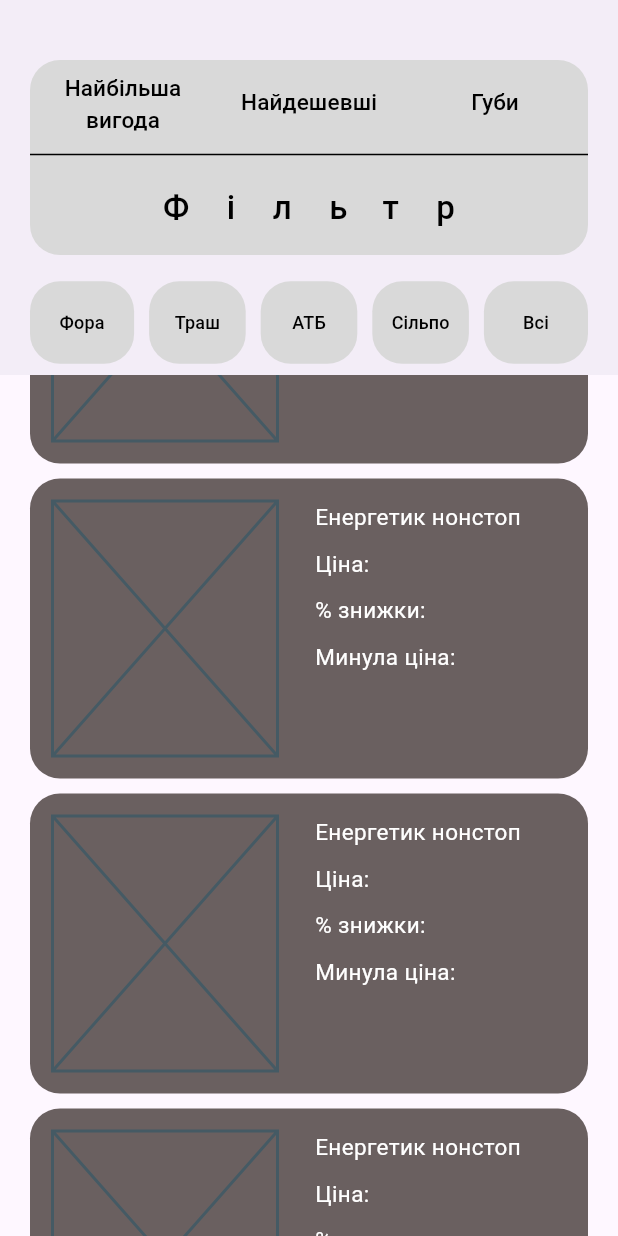
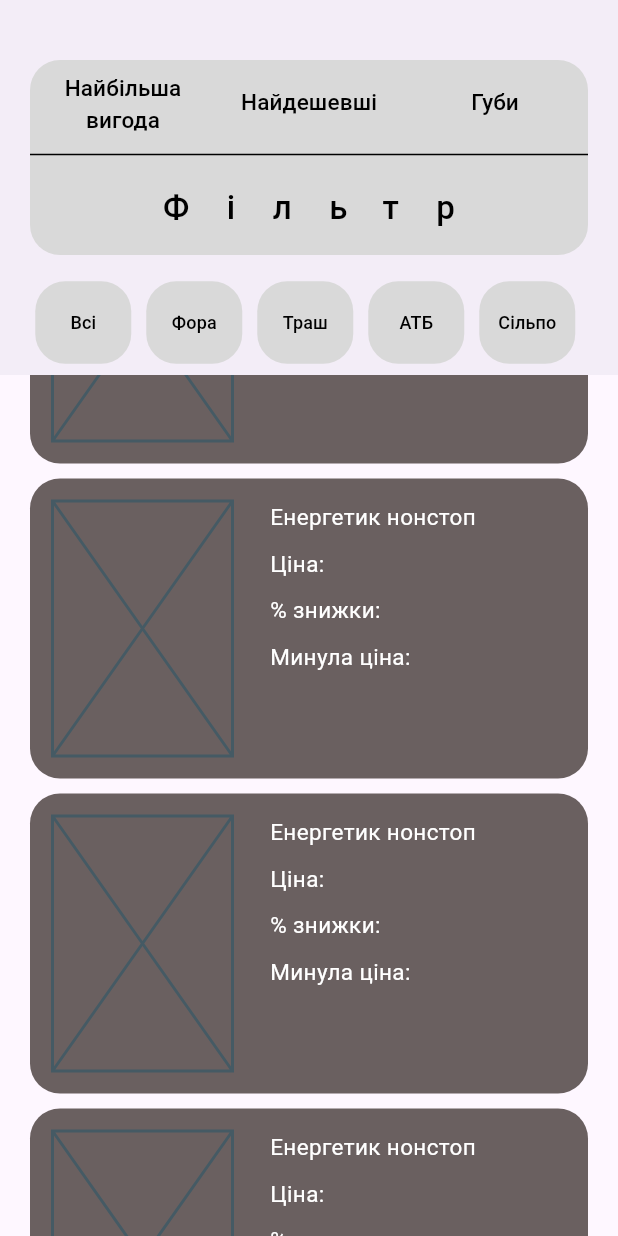
Before and after one commit to ReGeNss/markerplace_sales_monitor, a Flutter app: the screen it shows after launch, scrolled down 576 dp, on a phone screen of 412 x 824 dp. Run offline on Flutter 3.47's test engine with Material 3 defaults, Android fonts, the phone set to English and light mode, and no system bars.

Commit message:
ui corrections

```diff
--- a/lib/widgets/main_screen.dart
+++ b/lib/widgets/main_screen.dart
@@ -10,7 +10,8 @@ BoxDecoration defaultDecoration = BoxDecoration(
 );
 ButtonStyle buttonStyle = ButtonStyle(
   overlayColor: WidgetStatePropertyAll<Color>(Color.fromRGBO(106, 96, 96, 0.5),),
-  fixedSize: WidgetStatePropertyAll<Size>(Size.fromHeight(55)),
+  fixedSize: WidgetStatePropertyAll<Size>(Size.fromHeight(55),),
+  shape: WidgetStatePropertyAll( RoundedRectangleBorder(borderRadius: BorderRadius.circular(20),),),
 );
 
 
@@ -51,7 +52,7 @@ class MainScreen extends StatelessWidget {
                       SizedBox(
                         height: 10,
                       ),
-                      MarkerplaceSelectorWidget(),
+                      MarketplaceSelectorWidget(),
                     ],
                   ))),
         ),
@@ -96,7 +97,7 @@ class ProductCardWidget extends StatelessWidget {
       children: [
         Padding(
           padding: EdgeInsets.all(15.0),
-          child: Placeholder(fallbackWidth: 150,),
+          child: Placeholder(fallbackWidth: 120,),
         ),
         SizedBox(
           width: 10,
@@ -119,33 +120,36 @@ class ProductCardWidget extends StatelessWidget {
   }
 }
 
-class MarkerplaceSelectorWidget extends StatelessWidget {
-  const MarkerplaceSelectorWidget({
+class MarketplaceSelectorWidget extends StatelessWidget {
+  const MarketplaceSelectorWidget({
     super.key,
   });
 
   @override
   Widget build(BuildContext context) {
-    return SizedBox(
-      height: 70,
-      child: Row(
-        children: [
-          Expanded(
-            child: Container(
+    return SingleChildScrollView(
+      scrollDirection: Axis.horizontal,
+      child: SizedBox(
+        height: 70,
+        child: Row(
+
+          children: [
+            Container(
+              decoration: defaultDecoration,
+                margin: const EdgeInsets.only(right: 10),
+                child:
+                    TextButton(onPressed: () {},style: buttonStyle, child:  Text('Вcі', style: defaultTextStyleOfMarkets))),
+            Container(
               decoration: defaultDecoration,
               margin: const EdgeInsets.only(right: 5),
               child: TextButton(onPressed: () {},style: buttonStyle, child: Text('Фора', style: defaultTextStyleOfMarkets)),
             ),
-          ),
-          Expanded(
-            child: Container(
+            Container(
               decoration: defaultDecoration,
               margin: const EdgeInsets.symmetric(horizontal: 5),
               child: TextButton(onPressed: () {},style: buttonStyle, child:  Text('Траш', style: defaultTextStyleOfMarkets)),
             ),
-          ),
-          Expanded(
-            child: Container(
+            Container(
               decoration: defaultDecoration,
               margin: const EdgeInsets.symmetric(horizontal: 5),
               child: TextButton(
@@ -153,21 +157,14 @@ class MarkerplaceSelectorWidget extends StatelessWidget {
                   child: Text('АТБ', style: defaultTextStyleOfMarkets),
                   style: buttonStyle)
             ),
-          ),
-          Expanded(
-            child: Container(
+
+            Container(
               decoration: defaultDecoration,
               margin: const EdgeInsets.symmetric(horizontal: 5),
               child: TextButton(onPressed: () {},style: buttonStyle, child:  Text('Сільпо', style: defaultTextStyleOfMarkets)),
             ),
-          ),
-          Expanded(
-              child: Container(
-                decoration: defaultDecoration,
-                  margin: const EdgeInsets.only(left: 5),
-                  child:
-                      TextButton(onPressed: () {},style: buttonStyle, child:  Text('Вcі', style: defaultTextStyleOfMarkets)))),
-        ],
+          ],
+        ),
       ),
     );
   }
```
